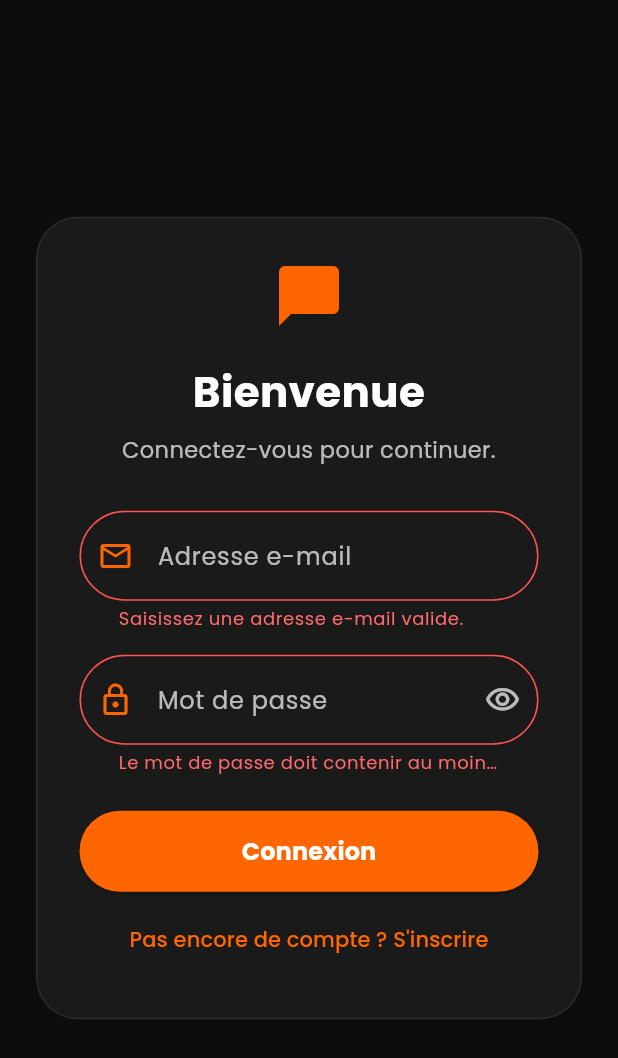
After one commit to justin2119/ChatRodi, a Flutter app: the AuthScreen screen opened by its route, after a tap on "Connexion", on a phone screen of 412 x 824 dp. The commit adds this screen. Shown: the top 1058 px of the screen. Run offline on Flutter 3.47's test engine with Material 3 defaults, Android fonts, the phone set to English and light mode, and no system bars; our stand-ins replace dio, flutter_dotenv, flutter_riverpod, flutter_secure_storage, go_router, google_fonts and 1 more; accounts and stored records are empty.

Commit message:
Add dark pill-shaped authentication screen

```diff
--- a/chat_rodi/lib/core/routes/app_router.dart
+++ b/chat_rodi/lib/core/routes/app_router.dart
@@ -1,5 +1,6 @@
 import 'package:go_router/go_router.dart';
 
+import 'package:chat_rodi/features/auth/presentation/screens/auth_screen.dart';
 import 'package:chat_rodi/features/auth_byok/presentation/screens/byok_screen.dart';
 import 'package:chat_rodi/features/chat/presentation/screens/chat_screen.dart';
 import 'package:chat_rodi/features/model_selection/presentation/screens/model_selection_screen.dart';
@@ -13,6 +14,7 @@ import 'package:chat_rodi/features/splash/presentation/screens/splash_screen.dar
 abstract final class AppRoutes {
   static const splash = '/splash';
   static const byok = '/';
+  static const auth = '/auth';
   static const chat = '/chat';
   static const modelSelection = '/models';
   static const generateImage = '/generate-image';
@@ -27,6 +29,7 @@ final appRouter = GoRouter(
   routes: [
     GoRoute(path: AppRoutes.splash, name: 'splash', builder: (context, state) => const SplashScreen()),
     GoRoute(path: AppRoutes.byok, name: 'byok', builder: (context, state) => const ByokScreen()),
+    GoRoute(path: AppRoutes.auth, name: 'auth', builder: (context, state) => const AuthScreen()),
     GoRoute(path: AppRoutes.chat, name: 'chat', builder: (context, state) => const ChatScreen()),
     GoRoute(path: AppRoutes.modelSelection, name: 'modelSelection', builder: (context, state) => const ModelSelectionScreen()),
     GoRoute(path: AppRoutes.generateImage, name: 'generateImage', builder: (context, state) => const ImageGenerationScreen()),
--- /dev/null
+++ b/chat_rodi/lib/features/auth/presentation/screens/auth_screen.dart
@@ -0,0 +1,243 @@
+import 'package:flutter/material.dart';
+import 'package:flutter_riverpod/flutter_riverpod.dart';
+import 'package:go_router/go_router.dart';
+
+import 'package:chat_rodi/core/network/auth_repository.dart';
+
+final authRepositoryProvider = Provider<AuthRepository>(
+  (ref) => AuthRepository(),
+);
+
+class AuthScreen extends ConsumerStatefulWidget {
+  const AuthScreen({super.key});
+
+  @override
+  ConsumerState<AuthScreen> createState() => _AuthScreenState();
+}
+
+class _AuthScreenState extends ConsumerState<AuthScreen> {
+  static const Color _background = Color(0xFF0D0D0D);
+  static const Color _surface = Color(0xFF1A1A1A);
+  static const Color _primary = Color(0xFFFF6600);
+  static const Color _text = Color(0xFFFFFFFF);
+
+  final _formKey = GlobalKey<FormState>();
+  final _emailController = TextEditingController();
+  final _passwordController = TextEditingController();
+  bool _isSignUp = false;
+  bool _isLoading = false;
+  bool _obscurePassword = true;
+
+  @override
+  void dispose() {
+    _emailController.dispose();
+    _passwordController.dispose();
+    super.dispose();
+  }
+
+  Future<void> _submit() async {
+    if (!_formKey.currentState!.validate()) return;
+    setState(() => _isLoading = true);
+    try {
+      final repository = ref.read(authRepositoryProvider);
+      if (_isSignUp) {
+        await repository.signUp(
+          _emailController.text,
+          _passwordController.text,
+        );
+      } else {
+        await repository.signIn(
+          _emailController.text,
+          _passwordController.text,
+        );
+      }
+      if (!mounted) return;
+      ScaffoldMessenger.of(context).showSnackBar(
+        SnackBar(
+          content: Text(
+            _isSignUp
+                ? 'Inscription r\u00e9ussie.'
+                : 'Connexion r\u00e9ussie.',
+          ),
+          backgroundColor: _surface,
+        ),
+      );
+      context.go('/chat');
+    } catch (error) {
+      if (!mounted) return;
+      ScaffoldMessenger.of(context).showSnackBar(
+        SnackBar(
+          content: Text('\u00c9chec de l\'authentification : $error'),
+          backgroundColor: _surface,
+        ),
+      );
+    } finally {
+      if (mounted) setState(() => _isLoading = false);
+    }
+  }
+
+  InputDecoration _inputDecoration({
+    required String label,
+    required IconData icon,
+    Widget? suffixIcon,
+  }) {
+    return InputDecoration(
+      labelText: label,
+      labelStyle: const TextStyle(color: Colors.white70),
+      prefixIcon: Icon(icon, color: _primary),
+      suffixIcon: suffixIcon,
+      filled: true,
+      fillColor: _surface,
+      contentPadding: const EdgeInsets.symmetric(horizontal: 22, vertical: 18),
+      enabledBorder: OutlineInputBorder(
+        borderRadius: BorderRadius.circular(50),
+        borderSide: BorderSide(color: Colors.white.withValues(alpha: 0.12)),
+      ),
+      focusedBorder: OutlineInputBorder(
+        borderRadius: BorderRadius.circular(50),
+        borderSide: const BorderSide(color: _primary, width: 1.5),
+      ),
+      errorBorder: OutlineInputBorder(
+        borderRadius: BorderRadius.circular(50),
+        borderSide: const BorderSide(color: Colors.redAccent),
+      ),
+      focusedErrorBorder: OutlineInputBorder(
+        borderRadius: BorderRadius.circular(50),
+        borderSide: const BorderSide(color: Colors.redAccent, width: 1.5),
+      ),
+    );
+  }
+
+  @override
+  Widget build(BuildContext context) {
+    return Scaffold(
+      backgroundColor: _background,
+      body: SafeArea(
+        child: Center(
+          child: SingleChildScrollView(
+            padding: const EdgeInsets.all(24),
+            child: ConstrainedBox(
+              constraints: const BoxConstraints(maxWidth: 440),
+              child: Container(
+                padding: const EdgeInsets.all(28),
+                decoration: BoxDecoration(
+                  color: _surface,
+                  borderRadius: BorderRadius.circular(28),
+                  border: Border.all(color: Colors.white.withValues(alpha: 0.08)),
+                ),
+                child: Form(
+                  key: _formKey,
+                  child: Column(
+                    crossAxisAlignment: CrossAxisAlignment.stretch,
+                    children: [
+                      const Icon(Icons.chat_bubble_rounded, color: _primary, size: 48),
+                      const SizedBox(height: 20),
+                      Text(
+                        _isSignUp ? 'Cr\u00e9er un compte' : 'Bienvenue',
+                        textAlign: TextAlign.center,
+                        style: const TextStyle(
+                          color: _text,
+                          fontSize: 28,
+                          fontWeight: FontWeight.bold,
+                        ),
+                      ),
+                      const SizedBox(height: 8),
+                      Text(
+                        _isSignUp
+                            ? 'Inscrivez-vous pour continuer.'
+                            : 'Connectez-vous pour continuer.',
+                        textAlign: TextAlign.center,
+                        style: const TextStyle(color: Colors.white70, fontSize: 15),
+                      ),
+                      const SizedBox(height: 30),
+                      TextFormField(
+                        controller: _emailController,
+                        keyboardType: TextInputType.emailAddress,
+                        autofillHints: const [AutofillHints.email],
+                        style: const TextStyle(color: _text),
+                        decoration: _inputDecoration(label: 'Adresse e-mail', icon: Icons.email_outlined),
+                        validator: (value) {
+                          final email = value?.trim() ?? '';
+                          if (email.isEmpty || !email.contains('@')) {
+                            return 'Saisissez une adresse e-mail valide.';
+                          }
+                          return null;
+                        },
+                      ),
+                      const SizedBox(height: 16),
+                      TextFormField(
+                        controller: _passwordController,
+                        obscureText: _obscurePassword,
+                        autofillHints: [
+                          _isSignUp ? AutofillHints.newPassword : AutofillHints.password,
+                        ],
+                        style: const TextStyle(color: _text),
+                        decoration: _inputDecoration(
+                          label: 'Mot de passe',
+                          icon: Icons.lock_outline,
+                          suffixIcon: IconButton(
+                            onPressed: () => setState(() => _obscurePassword = !_obscurePassword),
+                            icon: Icon(
+                              _obscurePassword ? Icons.visibility_outlined : Icons.visibility_off_outlined,
+                              color: Colors.white70,
+                            ),
+                          ),
+                        ),
+                        validator: (value) {
+                          if ((value ?? '').length < 6) {
+                            return 'Le mot de passe doit contenir au moins 6 caract\u00e8res.';
+                          }
+                          return null;
+                        },
+                      ),
+                      const SizedBox(height: 24),
+                      SizedBox(
+                        height: 54,
+                        child: ElevatedButton(
+                          onPressed: _isLoading ? null : _submit,
+                          style: ElevatedButton.styleFrom(
+                            backgroundColor: _primary,
+                            foregroundColor: _text,
+                            disabledBackgroundColor: _primary.withValues(alpha: 0.5),
+                            shape: RoundedRectangleBorder(
+                              borderRadius: BorderRadius.circular(50),
+                            ),
+                          ),
+                          child: _isLoading
+                              ? const SizedBox(
+                                  width: 22,
+                                  height: 22,
+                                  child: CircularProgressIndicator(strokeWidth: 2, color: _text),
+                                )
+                              : Text(
+                                  _isSignUp ? 'Inscription' : 'Connexion',
+                                  style: const TextStyle(fontSize: 16, fontWeight: FontWeight.bold),
+                                ),
+                        ),
+                      ),
+                      const SizedBox(height: 8),
+                      TextButton(
+                        onPressed: _isLoading ? null : () => setState(() => _isSignUp = !_isSignUp),
+                        style: TextButton.styleFrom(
+                          foregroundColor: _primary,
+                          shape: RoundedRectangleBorder(
+                            borderRadius: BorderRadius.circular(50),
+                          ),
+                        ),
+                        child: Text(
+                          _isSignUp
+                              ? 'D\u00e9j\u00e0 un compte ? Se connecter'
+                              : 'Pas encore de compte ? S\'inscrire',
+                        ),
+                      ),
+                    ],
+                  ),
+                ),
+              ),
+            ),
+          ),
+        ),
+      ),
+    );
+  }
+}
```
